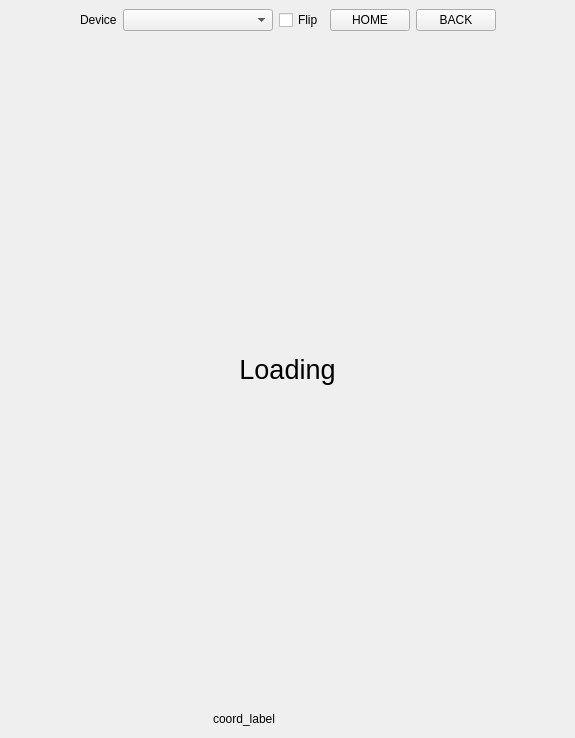
Before: the Qt Designer form scrcpy_ui/main.ui in touxiaoling/py-scrcpy-client, drawn with Qt 5.
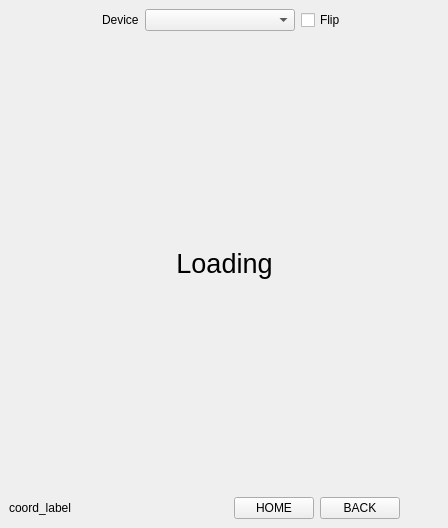
After: the same form once the commit is applied.

```diff
--- a/scrcpy_ui/main.ui
+++ b/scrcpy_ui/main.ui
@@ -6,8 +6,8 @@
    <rect>
     <x>0</x>
     <y>0</y>
-    <width>575</width>
-    <height>738</height>
+    <width>448</width>
+    <height>528</height>
    </rect>
   </property>
   <property name="windowTitle">
@@ -21,7 +21,7 @@
        <enum>QLayout::SizeConstraint::SetFixedSize</enum>
       </property>
       <item>
-       <layout class="QHBoxLayout" name="horizontalLayout_4" stretch="0,0,0,0,0,0,0">
+       <layout class="QHBoxLayout" name="horizontalLayout_4" stretch="0,0,0,0,0">
         <item>
          <spacer name="horizontalSpacer_3">
           <property name="orientation">
@@ -59,20 +59,6 @@
           </property>
          </widget>
         </item>
-        <item>
-         <widget class="QPushButton" name="button_home">
-          <property name="text">
-           <string>HOME</string>
-          </property>
-         </widget>
-        </item>
-        <item>
-         <widget class="QPushButton" name="button_back">
-          <property name="text">
-           <string>BACK</string>
-          </property>
-         </widget>
-        </item>
         <item>
          <spacer name="horizontalSpacer_4">
           <property name="orientation">
@@ -138,31 +124,18 @@
        </layout>
       </item>
       <item>
-       <layout class="QHBoxLayout" name="horizontalLayout" stretch="0,0,0">
+       <layout class="QHBoxLayout" name="horizontalLayout" stretch="0,0,0,0,0">
         <property name="spacing">
          <number>6</number>
         </property>
         <property name="sizeConstraint">
          <enum>QLayout::SizeConstraint::SetFixedSize</enum>
         </property>
-        <item>
-         <spacer name="horizontalSpacer">
-          <property name="orientation">
-           <enum>Qt::Orientation::Horizontal</enum>
-          </property>
-          <property name="sizeHint" stdset="0">
-           <size>
-            <width>40</width>
-            <height>20</height>
-           </size>
-          </property>
-         </spacer>
-        </item>
         <item>
          <widget class="QLabel" name="coord_label">
           <property name="minimumSize">
            <size>
-            <width>150</width>
+            <width>180</width>
             <height>0</height>
            </size>
           </property>
@@ -171,6 +144,33 @@
           </property>
          </widget>
         </item>
+        <item>
+         <spacer name="horizontalSpacer">
+          <property name="orientation">
+           <enum>Qt::Orientation::Horizontal</enum>
+          </property>
+          <property name="sizeHint" stdset="0">
+           <size>
+            <width>40</width>
+            <height>20</height>
+           </size>
+          </property>
+         </spacer>
+        </item>
+        <item>
+         <widget class="QPushButton" name="button_home">
+          <property name="text">
+           <string>HOME</string>
+          </property>
+         </widget>
+        </item>
+        <item>
+         <widget class="QPushButton" name="button_back">
+          <property name="text">
+           <string>BACK</string>
+          </property>
+         </widget>
+        </item>
         <item>
          <spacer name="horizontalSpacer_2">
           <property name="orientation">
```
